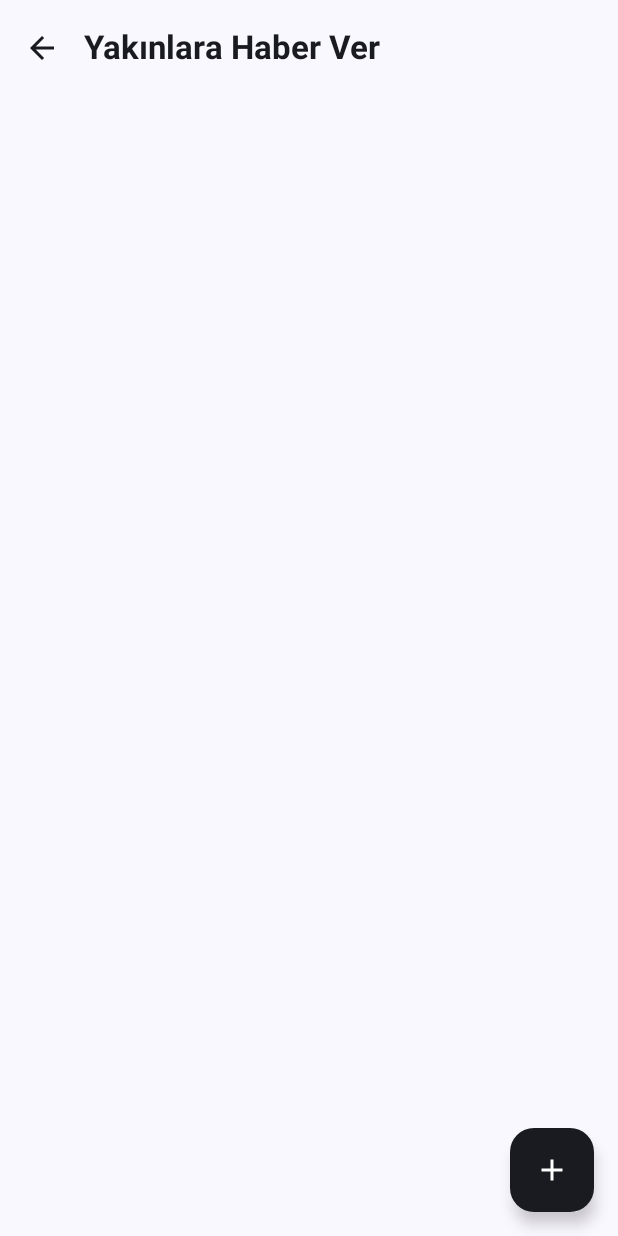
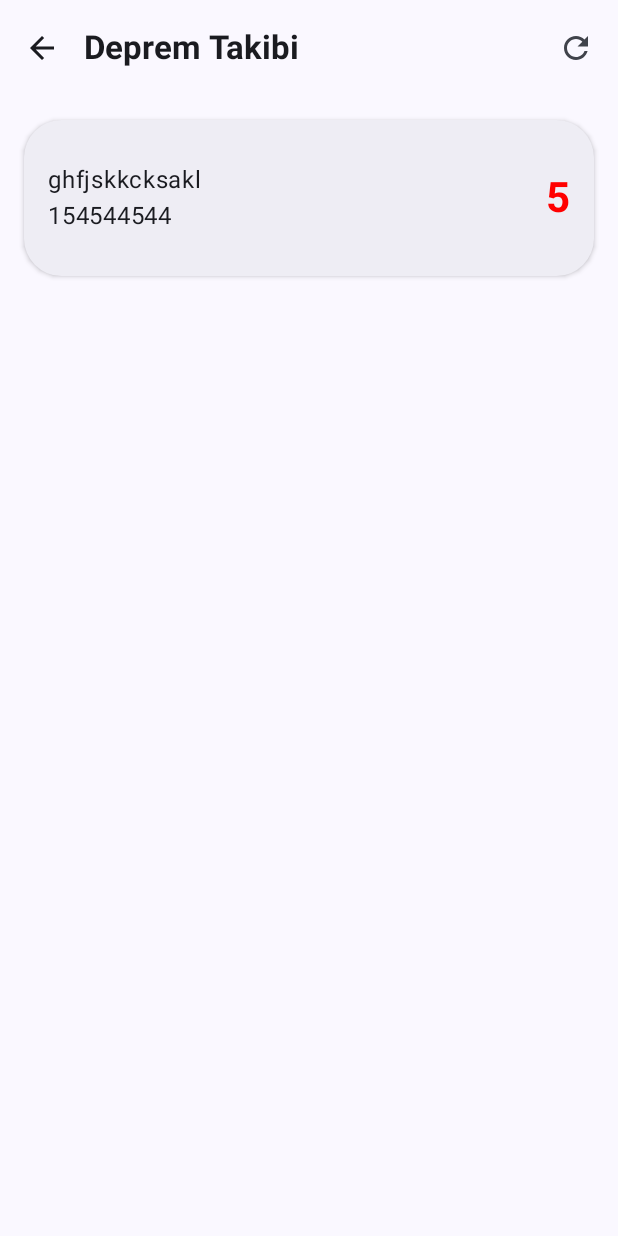
Before and after one commit to faxi16/Hayatta-Kal-Android, an Android app built with Jetpack Compose: the screen it shows after launch (MainActivity), on a phone screen of 412 x 824 dp. Run offline under Robolectric (Android 15) with nearby library versions, the phone set to English and light mode, and no system bars.

Commit message:
Kandilli and afad Earthquake Screen and viewmodel finished

```diff
--- a/app/src/main/java/com/maherlabbad/hayattakal/MainActivity.kt
+++ b/app/src/main/java/com/maherlabbad/hayattakal/MainActivity.kt
@@ -1,5 +1,6 @@
 package com.maherlabbad.hayattakal
 
+import android.app.Application
 import android.os.Build
 import android.os.Bundle
 import android.widget.Toast
@@ -10,38 +11,58 @@ import androidx.activity.enableEdgeToEdge
 import androidx.activity.result.contract.ActivityResultContracts
 import androidx.activity.viewModels
 import androidx.annotation.RequiresApi
+import androidx.compose.animation.animateColorAsState
+import androidx.compose.animation.core.tween
+import androidx.compose.foundation.BorderStroke
+import androidx.compose.foundation.background
+import androidx.compose.foundation.clickable
 
 import androidx.compose.foundation.layout.*
 import androidx.compose.foundation.lazy.LazyColumn
 import androidx.compose.foundation.shape.RoundedCornerShape
 import androidx.compose.material.icons.Icons
+import androidx.compose.material.icons.automirrored.filled.ArrowBack
 import androidx.compose.material.icons.filled.Add
 import androidx.compose.material.icons.filled.ArrowBack
+import androidx.compose.material.icons.filled.Refresh
 
 import androidx.compose.material3.*
 import androidx.compose.material3.TopAppBarDefaults
 import androidx.compose.runtime.Composable
 import androidx.compose.runtime.getValue
+import androidx.compose.ui.Alignment
 
 import androidx.compose.ui.Modifier
+import androidx.compose.ui.draw.clip
 import androidx.compose.ui.graphics.Color
+import androidx.compose.ui.graphics.Shape
 import androidx.compose.ui.platform.LocalContext
+import androidx.compose.ui.text.font.FontStyle
 import androidx.compose.ui.text.font.FontWeight
 
 import androidx.compose.ui.tooling.preview.Preview
 import androidx.compose.ui.unit.dp
+import androidx.compose.ui.unit.sp
+import androidx.core.text.isDigitsOnly
 
 import com.maherlabbad.hayattakal.Screens.MainScreen
 import com.maherlabbad.hayattakal.Screens.Notify_Relatives_Screen
 import com.maherlabbad.hayattakal.db.Model_Database
+import com.maherlabbad.hayattakal.model.EarthquakeModel
+import com.maherlabbad.hayattakal.model.KandilliEarthquake
 import com.maherlabbad.hayattakal.model.Relative_model
 
 import com.maherlabbad.hayattakal.ui.theme.HayattaKalTheme
+import com.maherlabbad.hayattakal.viewmodel.EarthquakeViewModel
 import com.maherlabbad.hayattakal.viewmodel.RelativeModelviewmodel
+import java.text.SimpleDateFormat
+import java.util.Calendar
+import java.util.Locale
 import kotlin.getValue
 
 class MainActivity : ComponentActivity() {
     private val viewModel : RelativeModelviewmodel by viewModels<RelativeModelviewmodel>()
+    private val viewModel2 : EarthquakeViewModel by viewModels<EarthquakeViewModel>()
     override fun onCreate(savedInstanceState: Bundle?) {
         super.onCreate(savedInstanceState)
         enableEdgeToEdge()
@@ -49,9 +70,9 @@ class MainActivity : ComponentActivity() {
             HayattaKalTheme {
                 Scaffold(modifier = Modifier.fillMaxSize()) { innerPadding ->
                     Box(modifier = Modifier.padding(innerPadding)) {
-                        viewModel.getItemList()
 
-                        Notify_Relatives_Screen(Relative_Model_viewmodel = viewModel)
+                        Earthquake_screen()
+
                     }
                 }
             }
@@ -59,11 +80,110 @@ class MainActivity : ComponentActivity() {
     }
 }
 
+@OptIn(ExperimentalMaterial3Api::class)
+@Composable
+fun Earthquake_screen(){
+
+
+    Scaffold(
+        topBar = {
+            TopAppBar(
+                title = {
+                    Text(
+                        "Deprem Takibi",
+                        fontWeight = FontWeight.Bold
+                    )
+                },
+                colors = TopAppBarDefaults.topAppBarColors(
+                    containerColor = MaterialTheme.colorScheme.surface,
+                    titleContentColor = MaterialTheme.colorScheme.onSurface
+                ),
+                navigationIcon = {
+                    IconButton(onClick = { /* Geri gitme işlemi */ }) {
+                        Icon(Icons.AutoMirrored.Filled.ArrowBack, contentDescription = "Geri")
+                    }
+                },actions = {
+                    IconButton(
+                        onClick = {
+
+                        }
+                    ) {
+                        Icon(
+                            imageVector = Icons.Default.Refresh,
+                            contentDescription = "Veri Kaynağını Değiştir"
+                        )
+                    }
+                }
+            )
+        }
+    ) {innerPadding ->
+
+        LazyColumn(
+            modifier = Modifier
+                .padding(innerPadding)
+                .fillMaxSize(),
+            contentPadding = PaddingValues(16.dp),
+            verticalArrangement = Arrangement.spacedBy(16.dp)
+        ) {
+            item {
+                EarthquakeRow(Earthquake = EarthquakeModel("1","154544544","1","1","1","5","1","ghfjskkcksakl"))
+            }
+        }
+
+    }
+}
+
+
+@Composable
+fun EarthquakeRow(Earthquake: EarthquakeModel){
+
+    val Magnitude = Earthquake.magnitude.toDouble()
+    var color = Color.Black
+    if(Magnitude < 5 && Magnitude > 3.5){
+        color = Color.Green
+    }else if(Magnitude > 4.5){
+        color = Color.Red
+    }
+
+    Card(modifier = Modifier
+        .fillMaxWidth()
+        .clickable(onClick = {  }),
+        shape = RoundedCornerShape(25.dp),
+        elevation = CardDefaults.cardElevation(defaultElevation = 2.dp),
+        colors = CardDefaults.cardColors(containerColor = MaterialTheme.colorScheme.surfaceContainer)) {
+        Row(modifier = Modifier
+            .padding(horizontal = 16.dp, vertical = 28.dp),
+            verticalAlignment = Alignment.CenterVertically,
+            horizontalArrangement = Arrangement.spacedBy(20.dp)) {
+            Column(modifier = Modifier.weight(1f)) {
+
+                Text(Earthquake.location)
+                Text(Earthquake.date)
+            }
+
+            Text(Earthquake.magnitude, color = color, fontWeight = FontWeight.Bold, style = MaterialTheme.typography.headlineMedium)
+
+        }
+    }
+}
+fun getStartAndEndDatesForLast24Hours(): Pair<String, String> {
+    val dateFormat = SimpleDateFormat("yyyy-MM-dd HH:mm:ss", Locale.getDefault())
+
+    val calendar = Calendar.getInstance()
+    val endDate = dateFormat.format(calendar.time)
+
+    calendar.add(Calendar.HOUR_OF_DAY, -24)
+    val startDate = dateFormat.format(calendar.time)
+
+    return Pair(startDate, endDate)
+}
+
+
 
 @Preview(showBackground = true)
 @Composable
 fun GreetingPreview() {
     HayattaKalTheme {
-
+        Earthquake_screen()
     }
 }
--- a/app/src/main/java/com/maherlabbad/hayattakal/Screens/Notify_Relatives_screen.kt
+++ b/app/src/main/java/com/maherlabbad/hayattakal/Screens/Notify_Relatives_screen.kt
@@ -6,10 +6,9 @@ import android.annotation.SuppressLint
 import android.content.Context
 import android.content.Intent
 import android.content.pm.PackageManager
-import android.net.Uri
-import android.os.Build
+
 import android.provider.ContactsContract
-import android.widget.Toast
+
 import androidx.activity.compose.rememberLauncherForActivityResult
 import androidx.activity.result.ActivityResultLauncher
 import androidx.activity.result.contract.ActivityResultContracts
@@ -26,6 +25,7 @@ import androidx.compose.foundation.layout.width
 import androidx.compose.foundation.lazy.LazyColumn
 import androidx.compose.foundation.shape.RoundedCornerShape
 import androidx.compose.material.icons.Icons
+import androidx.compose.material.icons.automirrored.filled.ArrowBack
 import androidx.compose.material.icons.filled.Add
 import androidx.compose.material.icons.filled.ArrowBack
 import androidx.compose.material3.Button
@@ -42,9 +42,7 @@ import androidx.compose.material3.Text
 import androidx.compose.material3.TopAppBar
 import androidx.compose.material3.TopAppBarDefaults
 import androidx.compose.runtime.Composable
-import androidx.compose.runtime.LaunchedEffect
-import androidx.compose.runtime.collectAsState
-import androidx.compose.runtime.getValue
+
 import androidx.compose.ui.Modifier
 import androidx.compose.ui.graphics.Color
 import androidx.compose.ui.platform.LocalContext
@@ -54,8 +52,7 @@ import androidx.compose.ui.unit.dp
 import androidx.core.content.ContextCompat
 import androidx.core.net.toUri
 import com.google.accompanist.permissions.ExperimentalPermissionsApi
-import com.google.accompanist.permissions.isGranted
-import com.google.accompanist.permissions.rememberMultiplePermissionsState
+
 import com.google.accompanist.permissions.rememberPermissionState
 import com.maherlabbad.hayattakal.model.Relative_model
 import com.maherlabbad.hayattakal.viewmodel.RelativeModelviewmodel
@@ -108,10 +105,6 @@ fun Notify_Relatives_Screen(Relative_Model_viewmodel: RelativeModelviewmodel){
         }
     }
 
-
-
-
-
     Scaffold(floatingActionButton = {FAB(contactPickerLauncher)}
         ,floatingActionButtonPosition = FabPosition.End
         ,topBar = {
@@ -128,7 +121,7 @@ fun Notify_Relatives_Screen(Relative_Model_viewmodel: RelativeModelviewmodel){
                 ),
                 navigationIcon = {
                     IconButton(onClick = { /* Geri gitme işlemi */ }) {
-                        Icon(Icons.Default.ArrowBack, contentDescription = "Geri")
+                        Icon(Icons.AutoMirrored.Filled.ArrowBack, contentDescription = "Geri")
                     }
                 }
             )
--- /dev/null
+++ b/app/src/main/java/com/maherlabbad/hayattakal/model/EarthquakeModel.kt
@@ -0,0 +1,12 @@
+package com.maherlabbad.hayattakal.model
+
+data class EarthquakeModel(
+    val eventId: String,
+    val date: String,
+    val latitude: String,
+    val longitude: String,
+    val depth: String,
+    val magnitude: String,
+    val type: String,
+    val location: String
+)
```
Also changed, not shown: app/build.gradle.kts (+8 -0 lines), app/src/main/java/com/maherlabbad/hayattakal/model/KandilliEarthquake.kt (added, +21 -0 lines), app/src/main/java/com/maherlabbad/hayattakal/service/EarthquakeApi.kt (added, +14 -0 lines), app/src/main/java/com/maherlabbad/hayattakal/service/KandilliEarthquakeApi.kt (added, +9 -0 lines), app/src/main/java/com/maherlabbad/hayattakal/viewmodel/EarthquakeModelView.kt (added, +77 -0 lines), 1 other file.
